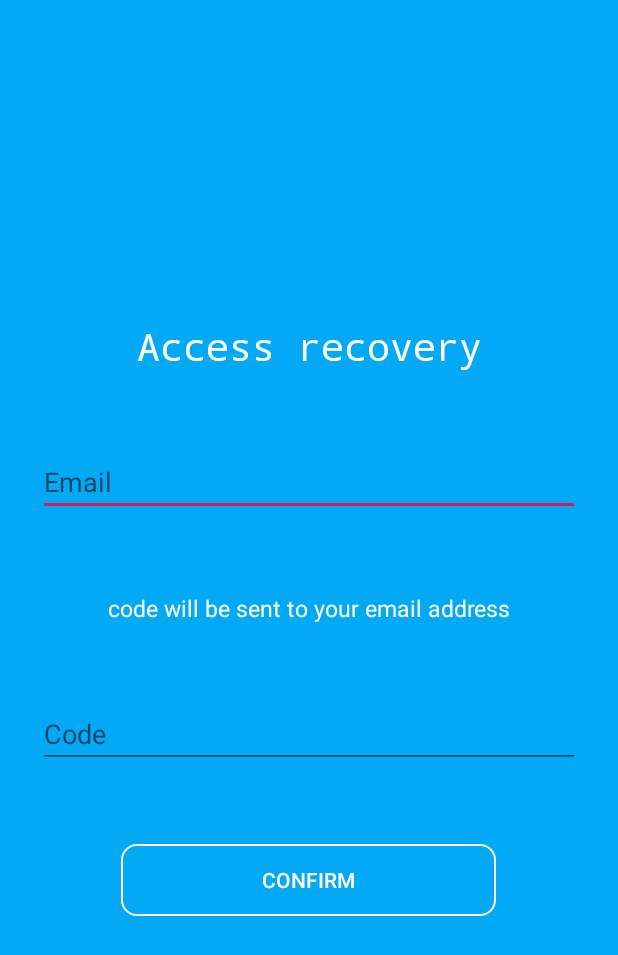
After one commit to Kitilonom/NeHouse, an Android app: the layout forgot_password.xml on its own in the app's theme, with its tools: preview values and no code run, on a phone screen of 412 x 824 dp. The commit adds this screen. Shown: the top 955 px of the screen. Run offline under Robolectric (Android 15) with nearby library versions, the phone set to English and light mode, and no system bars.

Commit message:
layouts updated

```diff
--- /dev/null
+++ b/app/src/main/res/layout/forgot_password.xml
@@ -0,0 +1,62 @@
+<?xml version="1.0" encoding="utf-8"?>
+<LinearLayout xmlns:android="http://schemas.android.com/apk/res/android"
+    android:layout_width = "match_parent"
+    android:layout_height = "match_parent"
+    android:orientation="vertical"
+    android:gravity="center"
+    android:background="#03a9f4">
+
+    <TextView
+        android:id="@+id/Recovery"
+        android:layout_width="match_parent"
+        android:layout_height="wrap_content"
+        android:text="Access recovery"
+        android:gravity="center"
+        android:layout_margin="25dp"
+        android:typeface="monospace"
+        android:textColor="#ffffff"
+        android:textSize="25dp"/>
+
+    <EditText
+        android:id="@+id/Email"
+        android:layout_margin="25dp"
+        android:layout_width="match_parent"
+        android:layout_height="wrap_content"
+        android:ems="10"
+        android:hint="Email"
+        android:inputType="textEmailAddress" />
+
+    <TextView
+        android:id="@+id/WillBeSent"
+        android:layout_width="match_parent"
+        android:layout_height="wrap_content"
+        android:text="code will be sent to your email address"
+        android:gravity="center"
+        android:layout_margin="25dp"
+        android:textColor="#ffffff"
+        android:textSize="15dp"/>
+
+    <EditText
+        android:id="@+id/Code"
+        android:layout_margin="25dp"
+        android:layout_width="match_parent"
+        android:layout_height="wrap_content"
+        android:ems="10"
+        android:hint="Code"
+        android:inputType="numberPassword" />
+
+    <Button
+        android:id="@+id/ForgotPasswordConfirm"
+        android:layout_margin="25dp"
+        android:layout_width="250dp"
+        android:textColor="#ffffff"
+        android:layout_height="wrap_content"
+        android:onClick="ForgotPasswordConfirm"
+        android:text="confirm"
+        android:background="@drawable/button_desidn"
+        />
+
+
+
+
+</LinearLayout>
```
Also changed, not shown: app/src/main/res/layout/activity_main.xml (+77 -14 lines), app/src/main/res/layout/calendar.xml (added, +68 -0 lines), app/src/main/res/layout/log_on.xml (added, +59 -0 lines), app/src/main/res/layout/password_changing.xml (added, +52 -0 lines), app/src/main/res/layout/profile.xml (added, +59 -0 lines), app/src/main/res/layout/welcome_page.xml (added, +69 -0 lines).
